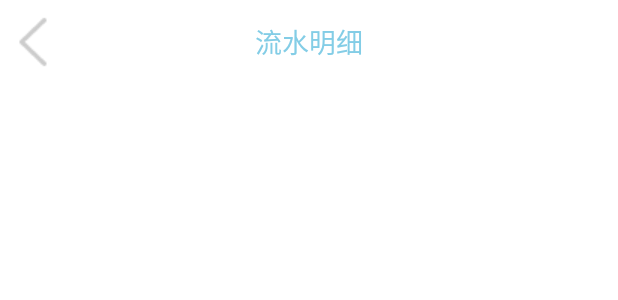
After one commit to 1042932843/ConstructionBank, an Android app: the layout fragment_generaljournal.xml on its own in the app's theme, with its tools: preview values and no code run, on a phone screen of 412 x 824 dp. The commit adds this screen. Shown: the top 300 px of the screen. Run offline under Robolectric (Android 15) with nearby library versions, the phone set to English and light mode, and no system bars.

Commit message:
收款页面的一点点和流水详情的一点点

```diff
--- a/src/main/AndroidManifest.xml
+++ b/src/main/AndroidManifest.xml
@@ -3,20 +3,21 @@
     package="nbsix.com.constructionbank">
 
     <application
-        android:name="nbsix.com.constructionbank.App.app"
+        android:name=".App.app"
         android:allowBackup="true"
         android:icon="@mipmap/ic_launcher"
         android:label="@string/app_name"
         android:roundIcon="@mipmap/ic_launcher_round"
         android:supportsRtl="true"
         android:theme="@style/BaseAppTheme">
-        <activity android:name=".Module.Homepage.HomePage">
+        <activity android:name=".Module.Homepage.HomePageActivity">
             <intent-filter>
                 <action android:name="android.intent.action.MAIN" />
 
                 <category android:name="android.intent.category.LAUNCHER" />
             </intent-filter>
         </activity>
+        <activity android:name=".Module.QRGathering.QRgatheringActivity"></activity>
     </application>
 
 </manifest>
--- /dev/null
+++ b/src/main/res/layout/fragment_generaljournal.xml
@@ -0,0 +1,38 @@
+<?xml version="1.0" encoding="utf-8"?>
+<RelativeLayout xmlns:android="http://schemas.android.com/apk/res/android"
+    android:layout_width="match_parent"
+    android:layout_height="match_parent"
+    xmlns:app="http://schemas.android.com/apk/res-auto">
+
+    <android.support.v7.widget.Toolbar
+        android:id="@+id/toolbar"
+        android:layout_width="match_parent"
+        android:layout_height="?attr/actionBarSize"
+        app:contentInsetStart="0dp"
+        app:layout_collapseMode="pin"
+        app:layout_scrollFlags="scroll|enterAlways"
+        app:popupTheme="@style/ThemeOverlay.AppCompat.Dark.ActionBar"
+        app:theme="@style/ThemeOverlay.AppCompat.Dark.ActionBar">
+
+        <RelativeLayout
+            android:layout_width="match_parent"
+            android:layout_height="match_parent"
+            >
+
+            <ImageView
+                android:id="@+id/back"
+                android:layout_width="wrap_content"
+                android:layout_height="match_parent"
+                android:src="@drawable/back_gray"
+                android:paddingLeft="@dimen/_4dp"/>
+            <TextView
+                android:layout_width="wrap_content"
+                android:layout_height="wrap_content"
+                android:gravity="center"
+                android:layout_centerInParent="true"
+                android:text="@string/generaljournal"
+                android:textSize="@dimen/textsize18sp"
+                android:textColor="@color/colorPrimary"/>
+        </RelativeLayout>
+    </android.support.v7.widget.Toolbar>
+</RelativeLayout>
--- a/src/main/res/layout/home_page_item.xml
+++ b/src/main/res/layout/home_page_item.xml
@@ -7,7 +7,7 @@
     <android.support.v7.widget.CardView
         android:id="@+id/cardview"
         android:layout_width="match_parent"
-        android:layout_height="@dimen/_180dp"
+        android:layout_height="@dimen/_160dp"
         card_view:cardBackgroundColor="@color/colorPrimary"
         card_view:cardCornerRadius="@dimen/_4dp"
         card_view:cardElevation="@dimen/_8dp"
--- a/src/main/res/values/dimens.xml
+++ b/src/main/res/values/dimens.xml
@@ -7,12 +7,17 @@
     <dimen name="_4dp">4dp</dimen>
     <dimen name="_6dp">6dp</dimen>
     <dimen name="_8dp">8dp</dimen>
+    <dimen name="_12dp">12dp</dimen>
     <dimen name="_100dp">100dp</dimen>
     <dimen name="_24dp">24dp</dimen>
     <dimen name="_32dp">32dp</dimen>
     <dimen name="_36dp">36dp</dimen>
     <dimen name="_48dp">48dp</dimen>
+    <dimen name="_160dp">160dp</dimen>
     <dimen name="_180dp">180dp</dimen>
+    <dimen name="_300dp">300dp</dimen>
+    <dimen name="_340dp">340dp</dimen>
+    <dimen name="_360dp">360dp</dimen>
 
     <dimen name="textsize10sp">10sp</dimen>
     <dimen name="textsize12sp">12sp</dimen>
--- a/src/main/res/values/styles.xml
+++ b/src/main/res/values/styles.xml
@@ -11,8 +11,8 @@
         <item name="colorAccent">@color/colorPrimary</item>
         <!--窗口的颜色-->
         <item name="android:windowBackground">@android:color/white</item>
-        <!--窗口的切换动画-->
-        <item name="android:windowAnimationStyle">@style/fade</item>
+        <!--窗口的切换动画<item name="android:windowAnimationStyle">@style/fade</item>-->
+
     </style>
 
     <style name="fade" parent="@android:style/Animation.Activity">
```
Also changed, not shown: build.gradle (+6 -6 lines), src/main/res/drawable/text_background_c.xml (added, +22 -0 lines), src/main/res/layout/activity_home_page.xml (+11 -6 lines), src/main/res/layout/activity_qrgathering.xml (added, +17 -0 lines), src/main/res/layout/fragment_home.xml (added, +13 -0 lines), src/main/res/layout/fragment_qrgathering.xml (added, +87 -0 lines), src/main/res/layout/layout_list_timeheader.xml (added, +30 -0 lines), src/main/res/values/strings.xml (+7 -0 lines), src/main/res/drawable/back.png (added), src/main/res/drawable/back_gray.png (added), 1 other file.
